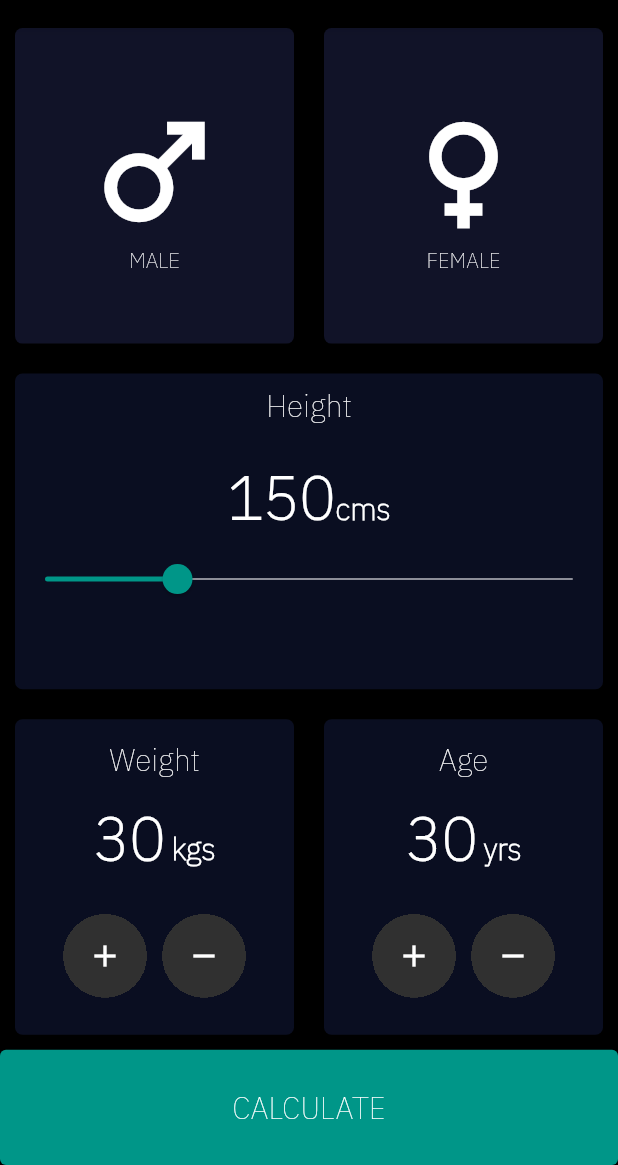
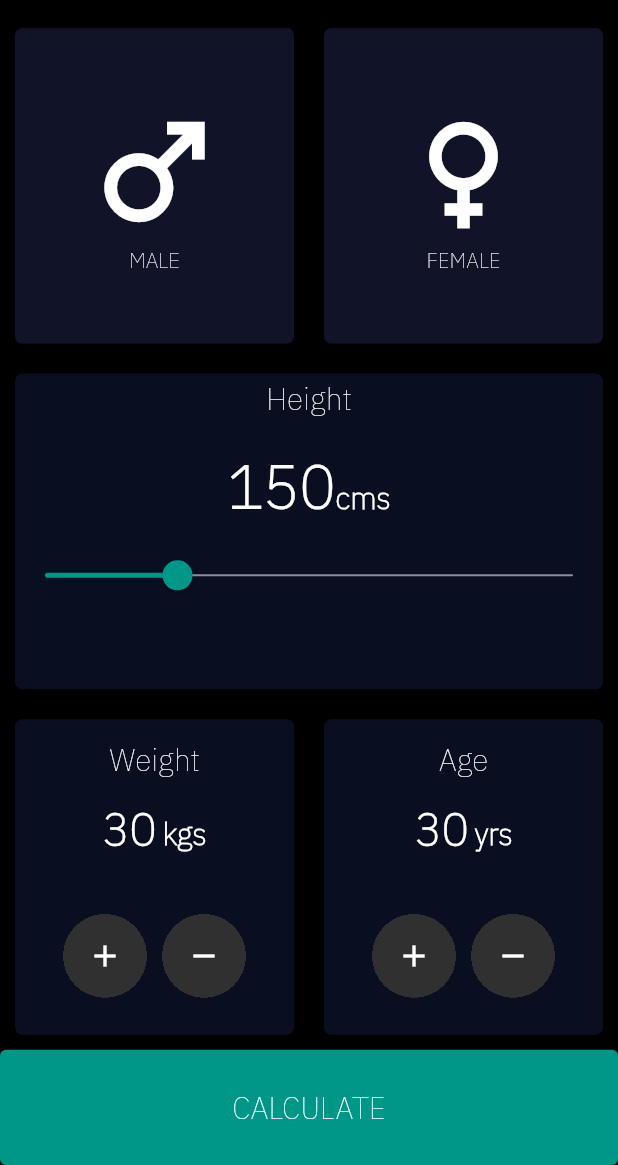
Before and after one commit to abhimanyukolakotla/bmicalculator, a Flutter app: the screen it shows after launch, on a phone screen of 412 x 824 dp, the part 71-1236 px from its top. Run offline on Flutter 3.47's test engine with Material 2 defaults, Android fonts, the phone set to English and light mode, and no system bars.

Commit message:
Fixed overflow issue with the incrementor values

```diff
--- a/lib/incrementor_widget.dart
+++ b/lib/incrementor_widget.dart
@@ -67,7 +67,7 @@ class IncrementorWidgetState extends State<IncrementorWidget> {
               Text(
                 "$_counter",
                 style: const TextStyle(
-                  fontSize: 40.0,
+                  fontSize: 30.0,
                   fontWeight: FontWeight.bold,
                 ),
               ),
--- a/lib/input_page.dart
+++ b/lib/input_page.dart
@@ -89,7 +89,7 @@ class _InputPageState extends State<InputPage> {
                     child: Column(
                       children: [
                         const Padding(
-                          padding: EdgeInsets.all(8.0),
+                          padding: EdgeInsets.all(3.0),
                           child: Text(
                             "Height",
                             style: TextStyle(fontSize: 20.0),
```
